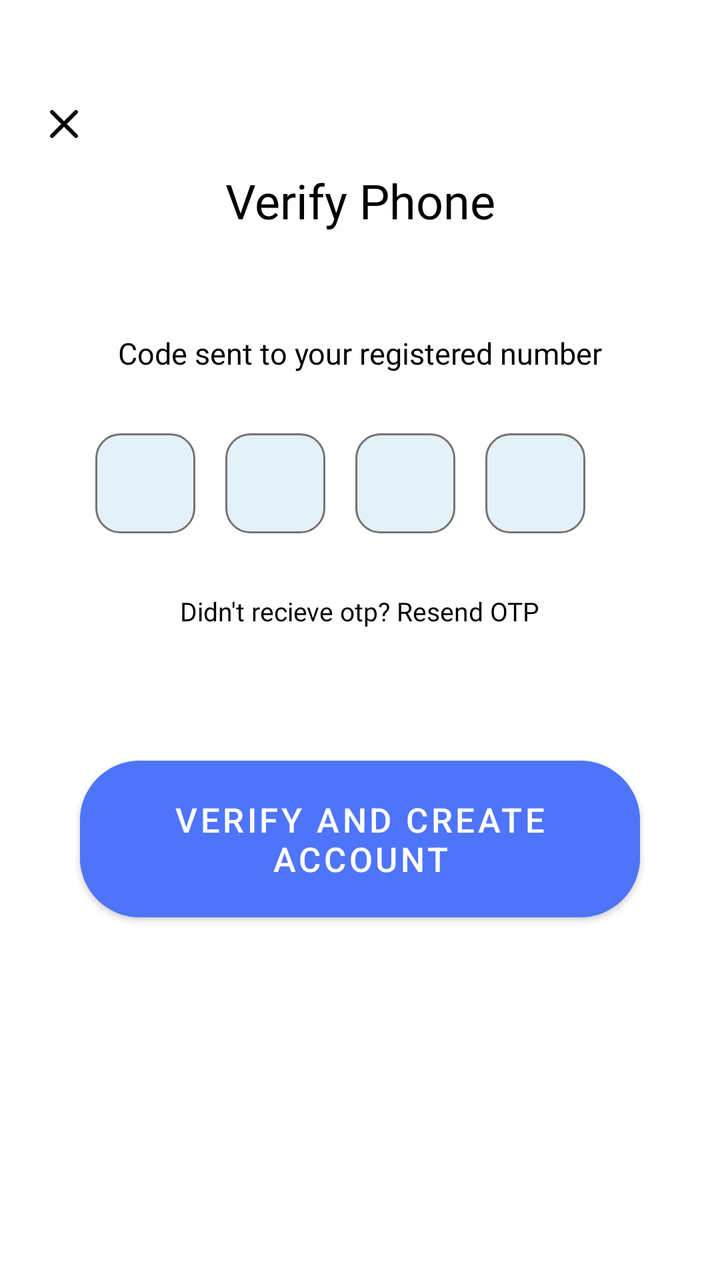
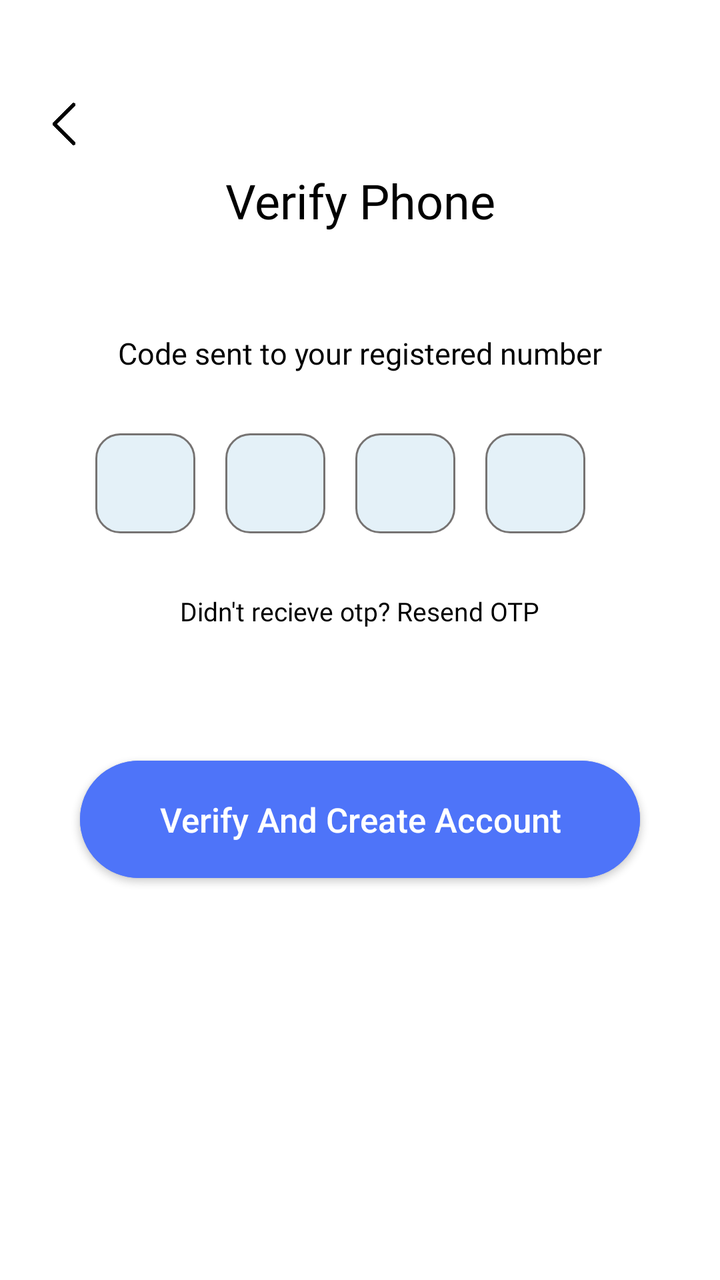

An Android layout rendered at two revisions. The XML below is the earlier revision; the diff shows what the commit changed to produce the second picture.
<!-- AndroidManifest.xml: application theme Theme.EdTech -->
<!-- res/layout/fragment_otp.xml -->
<?xml version="1.0" encoding="utf-8"?>
<layout xmlns:android="http://schemas.android.com/apk/res/android"
    xmlns:tools="http://schemas.android.com/tools"
    xmlns:app="http://schemas.android.com/apk/res-auto">

    <data>

    </data>

    <LinearLayout
        android:layout_width="match_parent"
        android:layout_height="match_parent"
        android:paddingHorizontal="20dp"
        android:orientation="vertical"
        android:background="@color/white"
        tools:context=".ui.signup.fragment.ForgotPasswordFragment">

        <ImageView
            android:id="@+id/ivBack"
            android:layout_width="24dp"
            android:layout_height="24dp"
            android:layout_marginTop="50dp"
            android:src="@drawable/cross_button"
            app:layout_constraintTop_toTopOf="parent"
            app:layout_constraintStart_toStartOf="parent" />
        <ScrollView
            android:layout_width="match_parent"
            android:layout_height="match_parent"
            android:fillViewport="true">
            <androidx.constraintlayout.widget.ConstraintLayout
                android:id="@+id/clMain"
                android:layout_width="match_parent"
                android:layout_height="wrap_content">

                <TextView
                    android:id="@+id/tvCheckEmail"
                    android:gravity="center_horizontal"
                    android:layout_width="match_parent"
                    android:layout_height="wrap_content"
                    android:text="@string/verify_phone"
                    android:textColor="@color/black"
                    android:layout_marginTop="10dp"
                    android:textSize="24sp"
                    android:fontFamily="@font/manrope_medium"
                    app:layout_constraintEnd_toEndOf="parent"
                    app:layout_constraintTop_toTopOf="parent"
                    app:layout_constraintStart_toStartOf="parent"/>

                <TextView
                    android:id="@+id/tvEmailDesc"
                    android:gravity="center_horizontal"
                    android:layout_width="match_parent"
                    android:layout_height="wrap_content"
                    android:text="Code sent to your registered number"
                    android:textColor="@color/black"
                    android:layout_marginTop="50dp"
                    app:layout_constraintTop_toBottomOf="@id/tvCheckEmail"
                    android:textSize="15sp"
                    android:fontFamily="@font/manrope_semibold"                    app:layout_constraintEnd_toEndOf="parent"
                    app:layout_constraintStart_toStartOf="parent"/>

                <LinearLayout
                    android:id="@+id/llPinView"
                    android:layout_width="wrap_content"
                    android:layout_height="wrap_content"
                    android:orientation="horizontal"
                    android:gravity="center"
                    android:layout_marginTop="30dp"
                    app:layout_constraintTop_toBottomOf="@id/tvEmailDesc"
                    app:layout_constraintStart_toStartOf="parent"
                    app:layout_constraintEnd_toEndOf="parent">

                    <EditText
                        android:id="@+id/etOtp1"
                        android:layout_width="50dp"
                        android:layout_height="50dp"
                        android:layout_marginEnd="15dp"
                        android:layout_weight="1"
                        android:gravity="center"
                        android:inputType="number"
                        android:maxLength="1"
                        android:hint=""
                        android:background="@drawable/bg_otp_item"
                        android:textColor="@color/black"
                        android:textColorHint="@color/black"
                        android:textSize="16sp"/>

                    <EditText
                        android:id="@+id/etOtp2"
                        android:layout_width="50dp"
                        android:layout_height="50dp"
                        android:layout_marginEnd="15dp"
                        android:layout_weight="1"
                        android:gravity="center"
                        android:inputType="number"
                        android:maxLength="1"
                        android:hint=""
                        android:background="@drawable/bg_otp_item"
                        android:textColor="@color/black"
                        android:textColorHint="@color/black"
                        android:textSize="16sp"/>

                    <EditText
                        android:id="@+id/etOtp3"
                        android:layout_width="50dp"
                        android:layout_height="50dp"
                        android:layout_marginEnd="15dp"
                        android:layout_weight="1"
                        android:gravity="center"
                        android:inputType="number"
                        android:maxLength="1"
                        android:hint=""
                        android:background="@drawable/bg_otp_item"
                        android:textColor="@color/black"
                        android:textColorHint="@color/black"
                        android:textSize="16sp"/>

                    <EditText
                        android:id="@+id/etOtp4"
                        android:layout_width="50dp"
                        android:layout_height="50dp"
                        android:layout_weight="1"
                        android:gravity="center"
                        android:inputType="number"
                        android:maxLength="1"
                        android:hint=""
                        android:layout_marginEnd="20dp"
                        android:background="@drawable/bg_otp_item"
                        android:textColor="@color/black"
                        android:textColorHint="@color/black"
                        android:textSize="16sp"/>
                </LinearLayout>

                <LinearLayout
                    android:id="@+id/llResendCode"
                    android:layout_width="wrap_content"
                    android:layout_height="wrap_content"
                    android:layout_marginTop="30dp"
                    android:orientation="horizontal"
                    android:gravity="center"
                    app:layout_constraintTop_toBottomOf="@id/llPinView"
                    app:layout_constraintStart_toStartOf="parent"
                    app:layout_constraintEnd_toEndOf="parent">

                    <TextView
                        android:id="@+id/tvDidnt"
                        android:layout_width="wrap_content"
                        android:layout_height="wrap_content"
                        android:textColor="@color/black"
                        android:text="Didn't recieve otp?"
                        android:textSize="13sp"
                        android:fontFamily="@font/manrope_medium"/>
                    <LinearLayout
                        android:layout_width="wrap_content"
                        android:layout_height="wrap_content">
                        <TextView
                            android:id="@+id/tvTime"
                            android:layout_width="wrap_content"
                            android:layout_height="wrap_content"
                            android:layout_marginStart="5dp"
                            android:textColor="@color/black"
                            android:text="0:00"
                            android:visibility="gone"
                            android:textSize="13sp"
                            android:fontFamily="@font/manrope_medium"/>
                        <TextView
                            android:id="@+id/tvResend"
                            android:layout_width="wrap_content"
                            android:layout_height="wrap_content"
                            android:layout_marginStart="3dp"
                            android:textColor="@color/black"
                            android:text="Resend OTP"
                            android:textSize="13sp"
                            android:fontFamily="@font/manrope_medium"/>
                    </LinearLayout>


                </LinearLayout>



                <com.google.android.material.button.MaterialButton
                    android:id="@+id/btnConfirm"
                    style="@style/CommonButton2"
                    android:layout_width="0dp"
                    android:layout_height="wrap_content"
                    android:layout_marginTop="60dp"
                    android:layout_marginBottom="104dp"
                    android:paddingVertical="18dp"
                    android:text="Verify And Create Account"
                    app:layout_constraintTop_toBottomOf="@id/llResendCode"
                    app:layout_constraintStart_toStartOf="parent"
                    app:layout_constraintEnd_toEndOf="parent" />



            </androidx.constraintlayout.widget.ConstraintLayout>

        </ScrollView>


    </LinearLayout>
</layout>
<!-- resources referenced by this layout -->
<resources>
  <color name="black">#FF000000</color>
  <color name="white">#FFFFFFFF</color>
  <!-- drawable bg_otp_item (drawable) -->
  <?xml version="1.0" encoding="utf-8"?>
  <shape xmlns:android="http://schemas.android.com/apk/res/android">
      <corners android:radius="12dp"/>
      <solid android:color="#E4F1F8"/>
      <stroke android:color="#767372" android:width="1dp"/>
  </shape>
  <!-- drawable cross_button: png bitmap (drawable, 835 bytes) -->
  <string name="verify_phone">Verify Phone</string>
  <style name="CommonButton2">
          <item name="cornerRadius">30dp</item>
          <item name="android:textSize">17sp</item>
          <item name="android:backgroundTint">@color/theme_blue</item>
          <item name="android:paddingVertical">15dp</item>
          <item name="android:layout_marginHorizontal">20dp</item>
      </style>
  <style name="Theme.EdTech" parent="Base.Theme.EdTech" />
  <color name="theme_blue">#4E74F9</color>
  <style name="Base.Theme.EdTech" parent="Theme.MaterialComponents.Light.NoActionBar">
          
          
      </style>
</resources>

<!-- the commit's change to res/layout/fragment_otp.xml (unified diff, before → after) -->
@@ -20,7 +20,7 @@
             android:layout_width="24dp"
             android:layout_height="24dp"
             android:layout_marginTop="50dp"
-            android:src="@drawable/cross_button"
+            android:src="@drawable/back_button"
             app:layout_constraintTop_toTopOf="parent"
             app:layout_constraintStart_toStartOf="parent" />
         <ScrollView
<!-- resource entries referenced after the edit -->
@@ -2,6 +2,7 @@
 <resources>
   <color name="black">#FF000000</color>
   <color name="white">#FFFFFFFF</color>
+  <!-- drawable back_button: jpeg bitmap (drawable, 31400 bytes) -->
   <!-- drawable bg_otp_item (drawable) -->
   <?xml version="1.0" encoding="utf-8"?>
   <shape xmlns:android="http://schemas.android.com/apk/res/android">
@@ -9,10 +10,11 @@
       <solid android:color="#E4F1F8"/>
       <stroke android:color="#767372" android:width="1dp"/>
   </shape>
-  <!-- drawable cross_button: png bitmap (drawable, 835 bytes) -->
   <string name="verify_phone">Verify Phone</string>
   <style name="CommonButton2">
           <item name="cornerRadius">30dp</item>
+          <item name="android:letterSpacing">0</item>
+          <item name="android:textAllCaps">false</item>
           <item name="android:textSize">17sp</item>
           <item name="android:backgroundTint">@color/theme_blue</item>
           <item name="android:paddingVertical">15dp</item>
